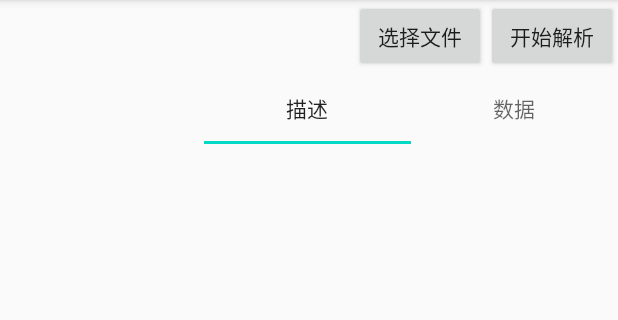
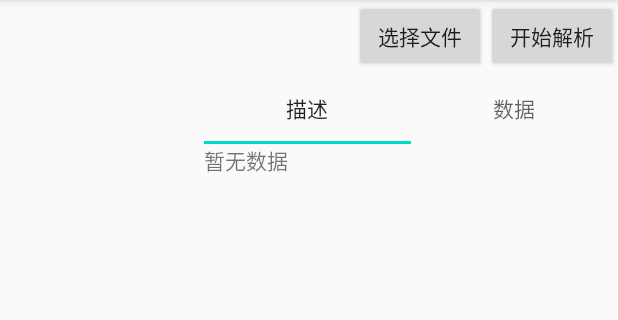
Before and after one commit to yetote/MP4Info, an Android app: the screen it shows after launch (MainActivity), on a phone screen of 412 x 824 dp, the part 84-404 px from its top. Run offline under Robolectric (Android 15) with nearby library versions, the phone set to English and light mode, and no system bars; our stand-ins replace RxJava; libraries missing offline, so code that uses them is left out: com.unnamed.b; 7 statements that could not run were skipped.

Commit message:
一个里程碑，流程走通了...

```diff
--- a/app/src/main/java/com/yetote/mp4info/MainActivity.java
+++ b/app/src/main/java/com/yetote/mp4info/MainActivity.java
@@ -9,15 +9,21 @@ import android.widget.TextView;
 import android.widget.Toast;
 
 import androidx.appcompat.app.AppCompatActivity;
+import androidx.fragment.app.Fragment;
+import androidx.fragment.app.FragmentActivity;
 import androidx.viewpager.widget.ViewPager;
 
 import com.google.android.material.tabs.TabLayout;
 import com.unnamed.b.atv.model.TreeNode;
 import com.unnamed.b.atv.view.AndroidTreeView;
 import com.yetote.mp4info.adapter.TreeNodeAdapter;
+import com.yetote.mp4info.adapter.ViewPagerAdapter;
+import com.yetote.mp4info.fragment.DataFragment;
+import com.yetote.mp4info.fragment.DescribeFragment;
 import com.yetote.mp4info.model.Box;
 import com.yetote.mp4info.util.ReadInfo;
 
+import java.util.ArrayList;
 import java.util.List;
 
 import io.reactivex.Observable;
@@ -37,50 +43,23 @@ public class MainActivity extends AppCompatActivity {
     TreeNode root;
     TreeNode parent;
     private static final String TAG = "MainActivity";
+    private AndroidTreeView tView;
+    private ViewPagerAdapter viewPagerAdapter;
+    private ArrayList<Fragment> fragmentArrayList;
+    private DescribeFragment describeFragment;
+    private DataFragment dataFragment;
 
     @Override
     protected void onCreate(Bundle savedInstanceState) {
         super.onCreate(savedInstanceState);
         setContentView(R.layout.activity_main);
+
         initView();
+
+        onClick();
     }
 
-    private void initView() {
-
-        pathTv = findViewById(R.id.path_tv);
-        chooseFileBtn = findViewById(R.id.choose_file);
-        prepareBtn = findViewById(R.id.prepare);
-        treeView = findViewById(R.id.treeView);
-        tabLayout = findViewById(R.id.tabLayout);
-        viewPager = findViewById(R.id.vp);
-
-        tabLayout.addTab(tabLayout.newTab().setText("描述"), true);
-        tabLayout.addTab(tabLayout.newTab().setText("数据"));
-
-        root = TreeNode.root();
-        TreeNode parent = new TreeNode(new Box("mp4", -1, 0, 0, 0, 0));
-
-        root.addChild(parent);
-        AndroidTreeView tView = new AndroidTreeView(this, root);
-        tView.setDefaultViewHolder(TreeNodeAdapter.class);
-//        tView.setSelectionModeEnabled(true);
-        tView.setDefaultNodeClickListener(new TreeNode.TreeNodeClickListener() {
-            @Override
-            public void onClick(TreeNode node, Object value) {
-                Box parent = (Box) value;
-                if (parent.getLevel() != 0) {
-//                    List<Box> boxList = readInfo.readBox(parent);
-//                    for (Box child : boxList) {
-//                        TreeNode childNode = new TreeNode(child);
-//                        Log.e(TAG, "onClick: "+child.toString() );
-//                        tView.addNode(node, childNode);
-//                    }
-//                    tView.addNode(node, child);
-                    readInfo.readBox(parent);
-                }
-            }
-        });
-        treeView.addView(tView.getView());
+    private void onClick() {
 
         chooseFileBtn.setOnClickListener(v -> {
             String path = pathTv.getText().toString();
@@ -89,6 +68,7 @@ public class MainActivity extends AppCompatActivity {
             }
             readInfo = new ReadInfo(path);
         });
+
         prepareBtn.setOnClickListener(v -> {
             Observable.create((ObservableOnSubscribe<Boolean>) emitter -> emitter.onNext(readInfo.prepare()))
                     .subscribeOn(Schedulers.newThread())
@@ -106,5 +86,62 @@ public class MainActivity extends AppCompatActivity {
                         }
                     });
         });
+
+
+    }
+
+    private void initView() {
+
+        pathTv = findViewById(R.id.path_tv);
+        chooseFileBtn = findViewById(R.id.choose_file);
+        prepareBtn = findViewById(R.id.prepare);
+        treeView = findViewById(R.id.treeView);
+        tabLayout = findViewById(R.id.tabLayout);
+        viewPager = findViewById(R.id.vp);
+
+        tabLayout.addTab(tabLayout.newTab().setText("描述"), true);
+        tabLayout.addTab(tabLayout.newTab().setText("数据"));
+        fragmentArrayList = new ArrayList<>();
+        describeFragment = new DescribeFragment();
+        dataFragment = new DataFragment();
+        fragmentArrayList.add(describeFragment);
+        fragmentArrayList.add(dataFragment);
+        viewPagerAdapter = new ViewPagerAdapter(getSupportFragmentManager(), 0, fragmentArrayList);
+        viewPager.setAdapter(viewPagerAdapter);
+        tabLayout.setupWithViewPager(viewPager);
+
+
+        root = TreeNode.root();
+        parent = new TreeNode(new Box("mp4", -1, 0, 0, 0, 0));
+
+        root.addChild(parent);
+        tView = new AndroidTreeView(this, root);
+        tView.setDefaultViewHolder(TreeNodeAdapter.class);
+//        tView.setSelectionModeEnabled(true);
+        tView.setDefaultNodeClickListener(new TreeNode.TreeNodeClickListener() {
+            @Override
+            public void onClick(TreeNode node, Object value) {
+                Box parent = (Box) value;
+                if (parent.getLevel() != 0) {
+//                    List<Box> boxList = readInfo.readBox(parent);
+//                    for (Box child : boxList) {
+//                        TreeNode childNode = new TreeNode(child);
+//                        Log.e(TAG, "onClick: "+child.toString() );
+//                        tView.addNode(node, childNode);
+//                    }
+//                    tView.addNode(node, child);
+                    String[] strings = readInfo.readBox(parent);
+//                    Toast.makeText(MainActivity.this, strings[1], Toast.LENGTH_SHORT).show();
+                    if (strings != null) {
+                        describeFragment.setDescribe(strings[0]);
+                        dataFragment.setData(strings[1]);
+                    }else {
+                        describeFragment.setDescribe("暂无数据");
+                        dataFragment.setData("暂无数据");
+                    }
+                }
+            }
+        });
+        treeView.addView(tView.getView());
     }
 }
--- /dev/null
+++ b/app/src/main/java/com/yetote/mp4info/adapter/ViewPagerAdapter.java
@@ -0,0 +1,42 @@
+package com.yetote.mp4info.adapter;
+
+import androidx.annotation.NonNull;
+import androidx.annotation.Nullable;
+import androidx.fragment.app.Fragment;
+import androidx.fragment.app.FragmentManager;
+import androidx.fragment.app.FragmentPagerAdapter;
+import androidx.viewpager.widget.ViewPager;
+
+import java.util.ArrayList;
+import java.util.Arrays;
+import java.util.List;
+
+public class ViewPagerAdapter extends FragmentPagerAdapter {
+    private ArrayList<Fragment> fragmentArrayList;
+    private String[] strings = {"描述", "数据"};
+
+    public ViewPagerAdapter(@NonNull FragmentManager fm, int behavior, ArrayList<Fragment> fragments) {
+        super(fm, behavior);
+        this.fragmentArrayList = fragments;
+    }
+
+
+    @NonNull
+    @Override
+    public Fragment getItem(int position) {
+        return fragmentArrayList.get(position);
+    }
+
+    @Override
+    public int getCount() {
+        return fragmentArrayList.size();
+    }
+
+    @Nullable
+    @Override
+    public CharSequence getPageTitle(int position) {
+        return strings[position];
+    }
+
+
+}
--- /dev/null
+++ b/app/src/main/java/com/yetote/mp4info/fragment/DataFragment.java
@@ -0,0 +1,30 @@
+package com.yetote.mp4info.fragment;
+
+import android.os.Bundle;
+import android.view.LayoutInflater;
+import android.view.View;
+import android.view.ViewGroup;
+import android.widget.TextView;
+
+import androidx.annotation.NonNull;
+import androidx.annotation.Nullable;
+import androidx.fragment.app.Fragment;
+
+import com.yetote.mp4info.R;
+
+public class DataFragment extends Fragment {
+    private TextView textView;
+
+    @Nullable
+    @Override
+    public View onCreateView(@NonNull LayoutInflater inflater, @Nullable ViewGroup container, @Nullable Bundle savedInstanceState) {
+        View view = inflater.inflate(R.layout.fragment_data_layout, null);
+        textView = view.findViewById(R.id.data_tv);
+        return view;
+    }
+
+    public void setData(String s) {
+        textView.setText(s);
+    }
+
+}
--- /dev/null
+++ b/app/src/main/java/com/yetote/mp4info/fragment/DescribeFragment.java
@@ -0,0 +1,29 @@
+package com.yetote.mp4info.fragment;
+
+import android.os.Bundle;
+import android.view.LayoutInflater;
+import android.view.View;
+import android.view.ViewGroup;
+import android.widget.TextView;
+
+import androidx.annotation.NonNull;
+import androidx.annotation.Nullable;
+import androidx.fragment.app.Fragment;
+
+import com.yetote.mp4info.R;
+
+public class DescribeFragment extends Fragment {
+    private TextView textView;
+
+    @Nullable
+    @Override
+    public View onCreateView(@NonNull LayoutInflater inflater, @Nullable ViewGroup container, @Nullable Bundle savedInstanceState) {
+        View view = inflater.inflate(R.layout.fragment_describe_layout, null);
+        textView = view.findViewById(R.id.describe_tv);
+        return view;
+    }
+
+    public void setDescribe(String s) {
+        textView.setText(s);
+    }
+}
--- /dev/null
+++ b/app/src/main/res/layout/fragment_describe_layout.xml
@@ -0,0 +1,16 @@
+<?xml version="1.0" encoding="utf-8"?>
+<androidx.constraintlayout.widget.ConstraintLayout xmlns:android="http://schemas.android.com/apk/res/android"
+    xmlns:app="http://schemas.android.com/apk/res-auto"
+    android:layout_width="match_parent"
+    android:layout_height="match_parent">
+
+    <TextView
+        android:id="@+id/describe_tv"
+        android:layout_width="0dp"
+        android:layout_height="0dp"
+        android:text="@string/non"
+        app:layout_constraintBottom_toBottomOf="parent"
+        app:layout_constraintEnd_toEndOf="parent"
+        app:layout_constraintStart_toStartOf="parent"
+        app:layout_constraintTop_toTopOf="parent" />
+</androidx.constraintlayout.widget.ConstraintLayout>
--- a/app/src/main/res/values/strings.xml
+++ b/app/src/main/res/values/strings.xml
@@ -1,3 +1,4 @@
 <resources>
     <string name="app_name">MP4Info</string>
+    <string name="non">暂无数据</string>
 </resources>
```
Also changed, not shown: app/src/main/java/com/yetote/mp4info/model/Ftyp.java (+10 -8 lines), app/src/main/java/com/yetote/mp4info/util/CharUtil.java (+21 -1 lines), app/src/main/java/com/yetote/mp4info/util/NIOReadInfo.java (+3 -21 lines), app/src/main/res/layout/fragment_data_layout.xml (added, +17 -0 lines).
